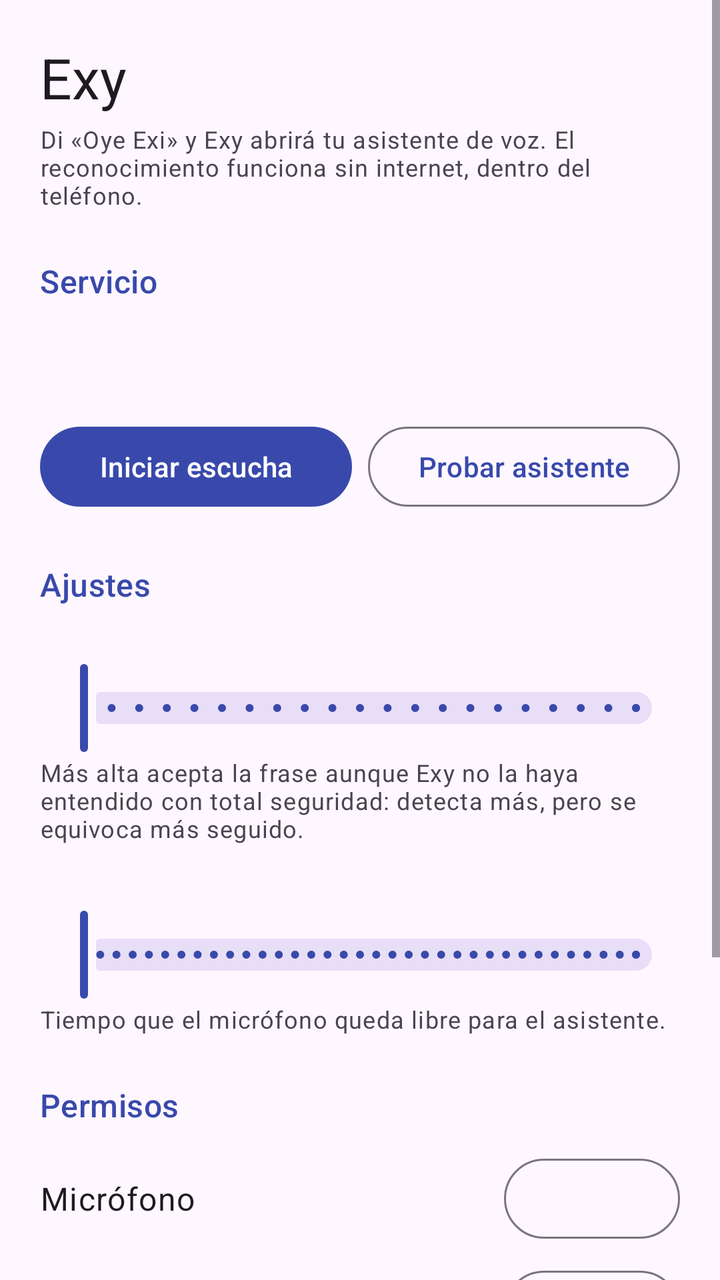
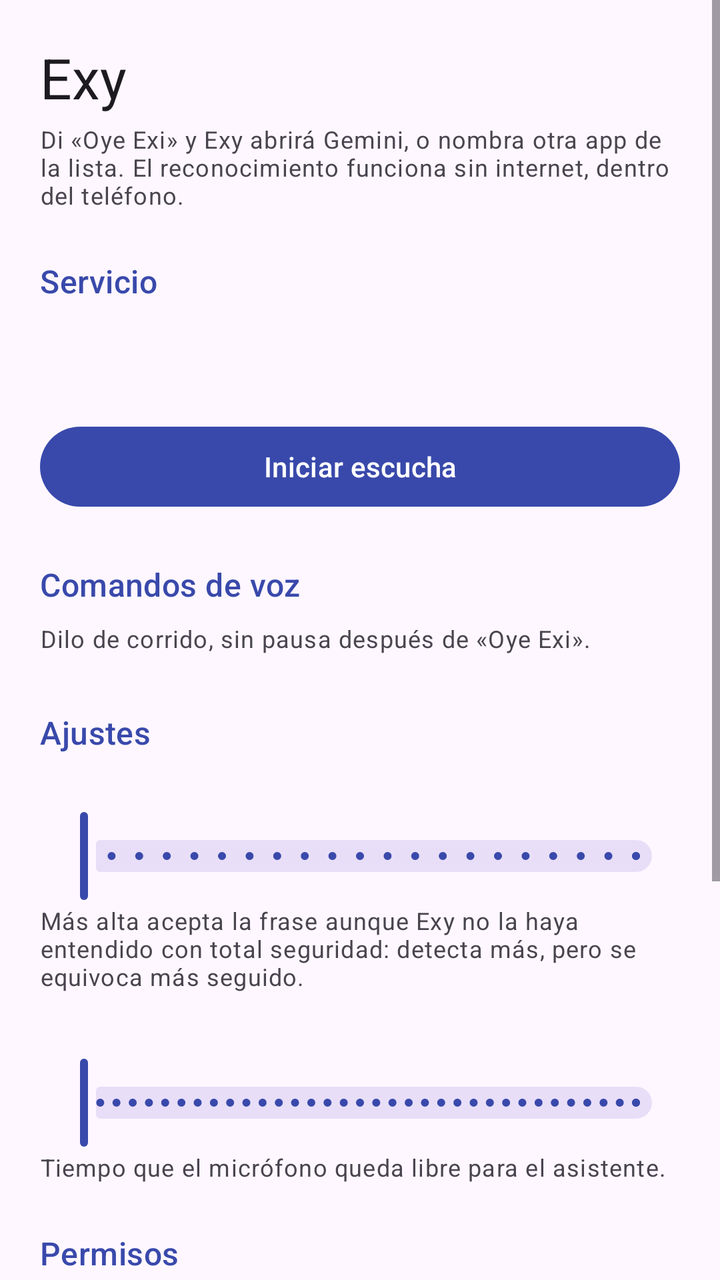

Before-and-after screenshots of an Android layout around one commit, followed by the original layout XML and the change that was made.
<!-- AndroidManifest.xml: application theme Theme.Exy -->
<!-- res/layout/activity_main.xml -->
<?xml version="1.0" encoding="utf-8"?>
<ScrollView xmlns:android="http://schemas.android.com/apk/res/android"
    xmlns:app="http://schemas.android.com/apk/res-auto"
    android:id="@+id/scroll"
    android:layout_width="match_parent"
    android:layout_height="match_parent"
    android:fitsSystemWindows="true">

    <LinearLayout
        android:layout_width="match_parent"
        android:layout_height="wrap_content"
        android:orientation="vertical"
        android:padding="20dp">

        <TextView
            android:layout_width="wrap_content"
            android:layout_height="wrap_content"
            android:text="@string/app_name"
            android:textAppearance="?attr/textAppearanceHeadlineMedium" />

        <TextView
            style="@style/Exy.Help"
            android:layout_marginTop="4dp"
            android:text="@string/intro" />

        
        <TextView
            style="@style/Exy.Section"
            android:text="@string/section_service" />

        <TextView
            android:id="@+id/txtStatus"
            android:layout_width="match_parent"
            android:layout_height="wrap_content"
            android:textAppearance="?attr/textAppearanceBodyLarge" />

        <TextView
            android:id="@+id/txtLastHeard"
            style="@style/Exy.Help"
            android:layout_marginTop="4dp" />

        <LinearLayout
            android:layout_width="match_parent"
            android:layout_height="wrap_content"
            android:layout_marginTop="8dp"
            android:orientation="horizontal">

            <com.google.android.material.button.MaterialButton
                android:id="@+id/btnStartStop"
                android:layout_width="0dp"
                android:layout_height="wrap_content"
                android:layout_weight="1"
                android:text="@string/btn_start" />

            <com.google.android.material.button.MaterialButton
                android:id="@+id/btnTestAssistant"
                style="@style/Widget.Material3.Button.OutlinedButton"
                android:layout_width="0dp"
                android:layout_height="wrap_content"
                android:layout_marginStart="8dp"
                android:layout_weight="1"
                android:text="@string/btn_test_assistant" />
        </LinearLayout>

        
        <TextView
            style="@style/Exy.Section"
            android:text="@string/section_tuning" />

        <TextView
            android:id="@+id/txtSensitivity"
            android:layout_width="match_parent"
            android:layout_height="wrap_content" />

        <com.google.android.material.slider.Slider
            android:id="@+id/sliderSensitivity"
            android:layout_width="match_parent"
            android:layout_height="wrap_content"
            android:stepSize="0.05"
            android:valueFrom="0.0"
            android:valueTo="1.0" />

        <TextView
            style="@style/Exy.Help"
            android:text="@string/help_sensitivity" />

        <TextView
            android:id="@+id/txtResumeDelay"
            android:layout_width="match_parent"
            android:layout_height="wrap_content"
            android:layout_marginTop="12dp" />

        <com.google.android.material.slider.Slider
            android:id="@+id/sliderResumeDelay"
            android:layout_width="match_parent"
            android:layout_height="wrap_content"
            android:stepSize="5"
            android:valueFrom="10"
            android:valueTo="300" />

        <TextView
            style="@style/Exy.Help"
            android:text="@string/help_resume_delay" />

        
        <TextView
            style="@style/Exy.Section"
            android:text="@string/section_permissions" />

        <LinearLayout style="@style/Exy.PermRow">

            <TextView
                style="@style/Exy.PermLabel"
                android:text="@string/perm_mic" />

            <com.google.android.material.button.MaterialButton
                android:id="@+id/btnPermMic"
                style="@style/Exy.PermButton" />
        </LinearLayout>

        <LinearLayout style="@style/Exy.PermRow">

            <TextView
                style="@style/Exy.PermLabel"
                android:text="@string/perm_notifications" />

            <com.google.android.material.button.MaterialButton
                android:id="@+id/btnPermNotif"
                style="@style/Exy.PermButton" />
        </LinearLayout>

        <LinearLayout style="@style/Exy.PermRow">

            <TextView
                style="@style/Exy.PermLabel"
                android:text="@string/perm_overlay" />

            <com.google.android.material.button.MaterialButton
                android:id="@+id/btnPermOverlay"
                style="@style/Exy.PermButton" />
        </LinearLayout>

        <LinearLayout style="@style/Exy.PermRow">

            <TextView
                style="@style/Exy.PermLabel"
                android:text="@string/perm_battery" />

            <com.google.android.material.button.MaterialButton
                android:id="@+id/btnPermBattery"
                style="@style/Exy.PermButton" />
        </LinearLayout>

        <TextView
            android:id="@+id/txtVersion"
            style="@style/Exy.Help"
            android:layout_marginTop="24dp" />
    </LinearLayout>
</ScrollView>
<!-- resources referenced by this layout -->
<resources>
  <string name="app_name">Exy</string>
  <string name="btn_start">Iniciar escucha</string>
  <string name="btn_test_assistant">Probar asistente</string>
  <string name="help_resume_delay">Tiempo que el micrófono queda libre para el asistente.</string>
  <string name="help_sensitivity">Más alta acepta la frase aunque Exy no la haya entendido con total seguridad: detecta más, pero se equivoca más seguido.</string>
  <string name="intro">Di «Oye Exi» y Exy abrirá tu asistente de voz. El reconocimiento funciona sin internet, dentro del teléfono.</string>
  <string name="perm_battery">Sin optimización de batería</string>
  <string name="perm_mic">Micrófono</string>
  <string name="perm_notifications">Notificaciones</string>
  <string name="perm_overlay">Mostrar sobre otras apps</string>
  <string name="section_permissions">Permisos</string>
  <string name="section_service">Servicio</string>
  <string name="section_tuning">Ajustes</string>
  <style name="Exy.Help">
          <item name="android:layout_width">match_parent</item>
          <item name="android:layout_height">wrap_content</item>
          <item name="android:textAppearance">?attr/textAppearanceBodySmall</item>
      </style>
  <style name="Exy.PermButton" parent="Widget.Material3.Button.OutlinedButton">
          <item name="android:layout_width">wrap_content</item>
          <item name="android:layout_height">wrap_content</item>
      </style>
  <style name="Exy.PermLabel">
          <item name="android:layout_width">0dp</item>
          <item name="android:layout_height">wrap_content</item>
          <item name="android:layout_weight">1</item>
          <item name="android:textAppearance">?attr/textAppearanceBodyLarge</item>
      </style>
  <style name="Exy.PermRow">
          <item name="android:layout_width">match_parent</item>
          <item name="android:layout_height">wrap_content</item>
          <item name="android:orientation">horizontal</item>
          <item name="android:gravity">center_vertical</item>
          <item name="android:minHeight">56dp</item>
      </style>
  <style name="Exy.Section">
          <item name="android:layout_width">match_parent</item>
          <item name="android:layout_height">wrap_content</item>
          <item name="android:layout_marginTop">24dp</item>
          <item name="android:layout_marginBottom">8dp</item>
          <item name="android:textAppearance">?attr/textAppearanceTitleMedium</item>
          <item name="android:textColor">?attr/colorPrimary</item>
      </style>
  <style name="Theme.Exy" parent="Theme.Material3.DayNight.NoActionBar">
          <item name="colorPrimary">@color/exy_primary</item>
          <item name="colorOnPrimary">@color/exy_on_primary</item>
      </style>
  <color name="exy_primary">#3949AB</color>
  <color name="exy_on_primary">#FFFFFF</color>
</resources>

<!-- the commit's change to res/layout/activity_main.xml (unified diff, before → after) -->
@@ -39,28 +39,28 @@
             style="@style/Exy.Help"
             android:layout_marginTop="4dp" />
 
-        <LinearLayout
+        <com.google.android.material.button.MaterialButton
+            android:id="@+id/btnStartStop"
             android:layout_width="match_parent"
             android:layout_height="wrap_content"
             android:layout_marginTop="8dp"
-            android:orientation="horizontal">
+            android:text="@string/btn_start" />
 
-            <com.google.android.material.button.MaterialButton
-                android:id="@+id/btnStartStop"
-                android:layout_width="0dp"
-                android:layout_height="wrap_content"
-                android:layout_weight="1"
-                android:text="@string/btn_start" />
+        
+        <TextView
+            style="@style/Exy.Section"
+            android:text="@string/section_comandos" />
 
-            <com.google.android.material.button.MaterialButton
-                android:id="@+id/btnTestAssistant"
-                style="@style/Widget.Material3.Button.OutlinedButton"
-                android:layout_width="0dp"
-                android:layout_height="wrap_content"
-                android:layout_marginStart="8dp"
-                android:layout_weight="1"
-                android:text="@string/btn_test_assistant" />
-        </LinearLayout>
+        <TextView
+            style="@style/Exy.Help"
+            android:layout_marginBottom="4dp"
+            android:text="@string/help_comandos" />
+
+        <LinearLayout
+            android:id="@+id/listaComandos"
+            android:layout_width="match_parent"
+            android:layout_height="wrap_content"
+            android:orientation="vertical" />
 
         
         <TextView
<!-- resource entries referenced after the edit -->
@@ -2,14 +2,15 @@
 <resources>
   <string name="app_name">Exy</string>
   <string name="btn_start">Iniciar escucha</string>
-  <string name="btn_test_assistant">Probar asistente</string>
+  <string name="help_comandos">Dilo de corrido, sin pausa después de «Oye Exi».</string>
   <string name="help_resume_delay">Tiempo que el micrófono queda libre para el asistente.</string>
   <string name="help_sensitivity">Más alta acepta la frase aunque Exy no la haya entendido con total seguridad: detecta más, pero se equivoca más seguido.</string>
-  <string name="intro">Di «Oye Exi» y Exy abrirá tu asistente de voz. El reconocimiento funciona sin internet, dentro del teléfono.</string>
+  <string name="intro">Di «Oye Exi» y Exy abrirá Gemini, o nombra otra app de la lista. El reconocimiento funciona sin internet, dentro del teléfono.</string>
   <string name="perm_battery">Sin optimización de batería</string>
   <string name="perm_mic">Micrófono</string>
   <string name="perm_notifications">Notificaciones</string>
   <string name="perm_overlay">Mostrar sobre otras apps</string>
+  <string name="section_comandos">Comandos de voz</string>
   <string name="section_permissions">Permisos</string>
   <string name="section_service">Servicio</string>
   <string name="section_tuning">Ajustes</string>
